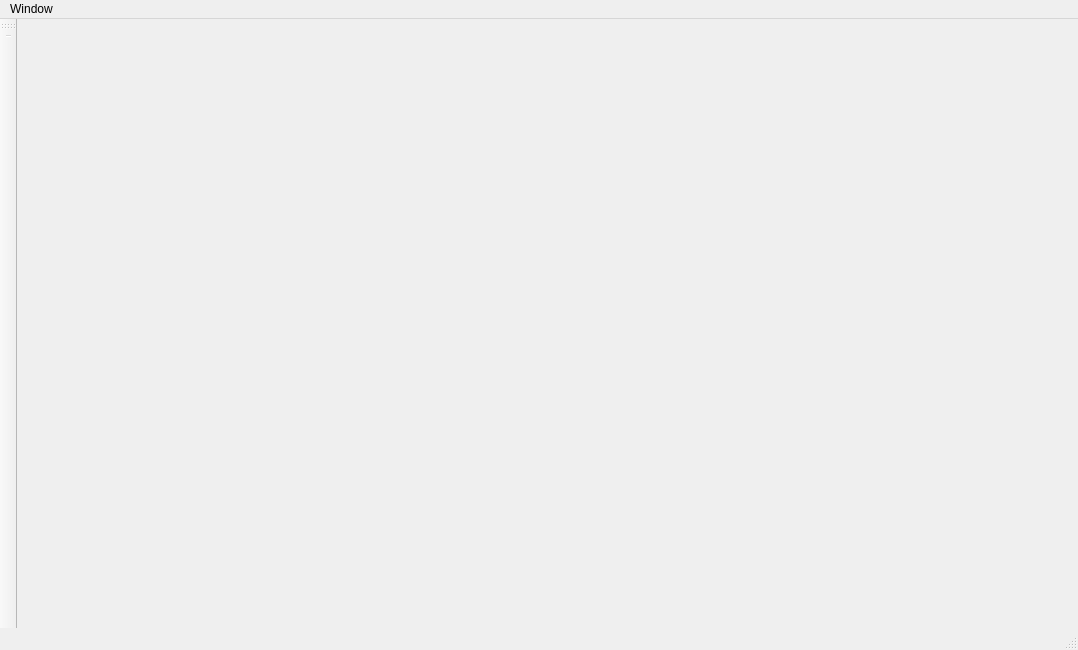
First picture: the form in mainwindow.ui, repository ruoxianSun/nestpp, before the edit.
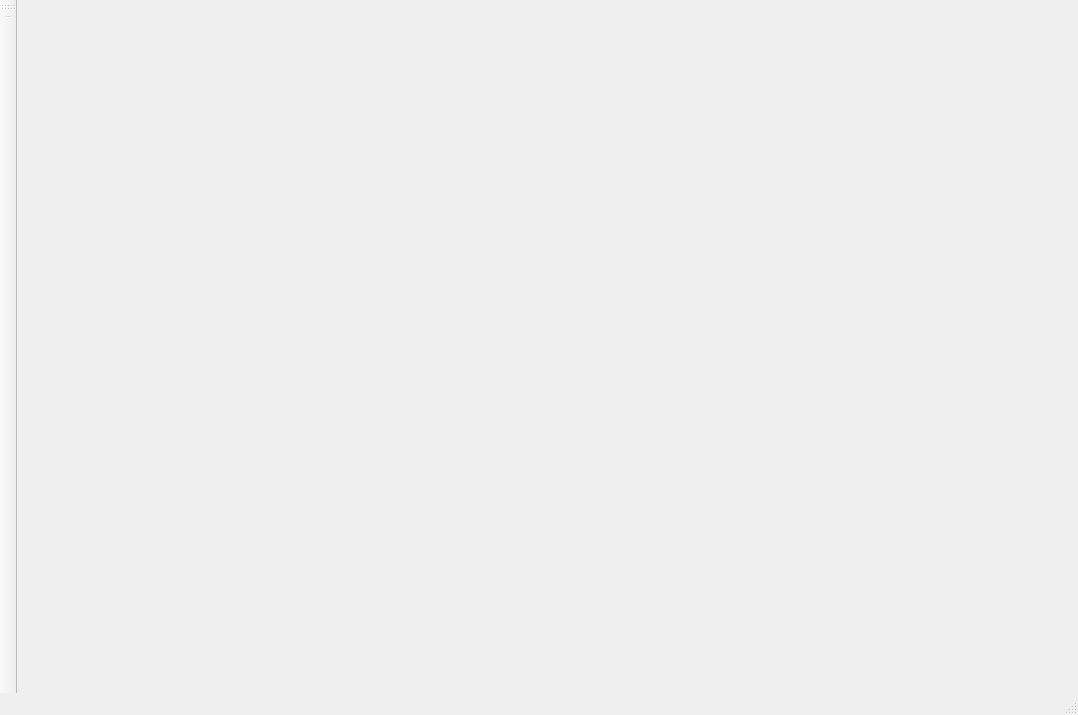
Second picture: the form after the edit.

```diff
--- a/mainwindow.ui
+++ b/mainwindow.ui
@@ -7,7 +7,7 @@
     <x>0</x>
     <y>0</y>
     <width>1078</width>
-    <height>650</height>
+    <height>715</height>
    </rect>
   </property>
   <property name="windowTitle">
@@ -23,13 +23,6 @@
      <height>26</height>
     </rect>
    </property>
-   <widget class="QMenu" name="menuNew">
-    <property name="title">
-     <string>Window</string>
-    </property>
-    <addaction name="actionAddGL"/>
-   </widget>
-   <addaction name="menuNew"/>
   </widget>
   <widget class="QToolBar" name="mainToolBar">
    <attribute name="toolBarArea">
```
